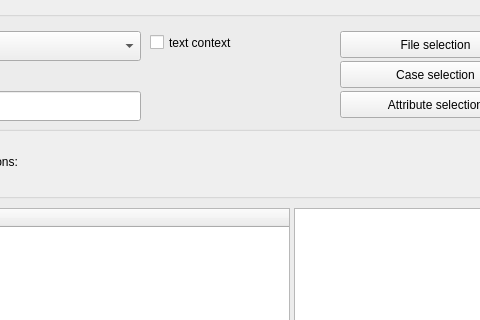
This is GUI_UIs/ui_dialog_report_codings.ui in ccbogel/QualCoder as Qt 5 draws it before an edit; both pictures show x 91 to 571 and y 0 to 320 of the 1129 by 715 pixel window. The edited form follows.
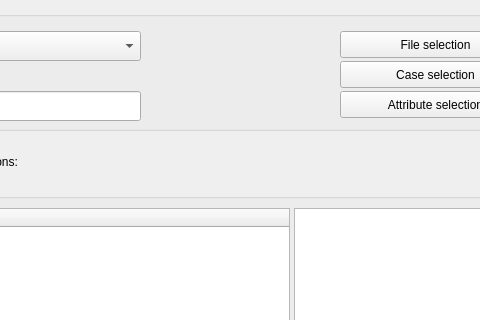
This is the edited form.

Commit message: remove context checkbox

```diff
--- a/GUI_UIs/ui_dialog_report_codings.ui
+++ b/GUI_UIs/ui_dialog_report_codings.ui
@@ -187,19 +187,6 @@
        <string>Export csv file</string>
       </property>
      </widget>
-     <widget class="QCheckBox" name="checkBox_text_context">
-      <property name="geometry">
-       <rect>
-        <x>230</x>
-        <y>20</y>
-        <width>181</width>
-        <height>23</height>
-       </rect>
-      </property>
-      <property name="text">
-       <string>text context</string>
-      </property>
-     </widget>
     </widget>
    </item>
    <item>
```
